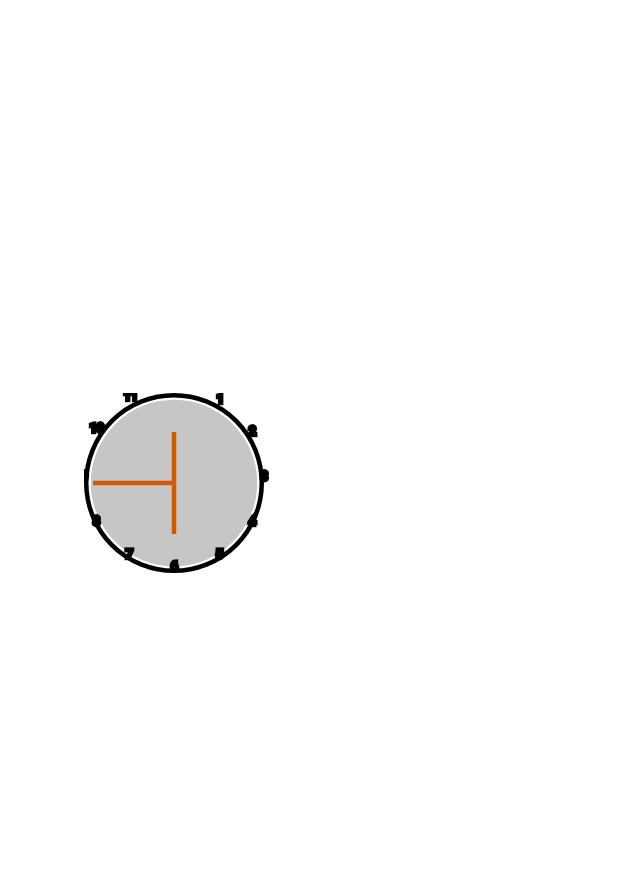
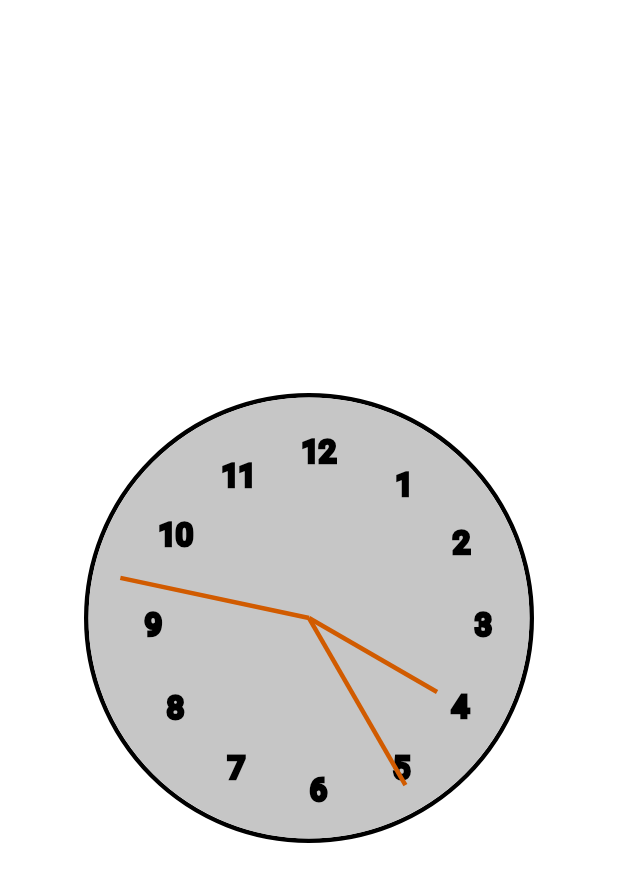
Before and after one commit to Kunkhozhaev/ClockView, an Android app: the layout activity_main.xml on its own in the app's theme, with its tools: preview values and no code run, on a phone screen of 412 x 824 dp. Shown: the top 882 px of the screen. Run offline under Robolectric (Android 15) with nearby library versions, the phone set to English and light mode, and no system bars.

Commit message:
Numerals added, view constraints fixed

```diff
--- a/app/src/main/java/ru/nurdaulet/clockview/ClockView.kt
+++ b/app/src/main/java/ru/nurdaulet/clockview/ClockView.kt
@@ -1,6 +1,5 @@
 package ru.nurdaulet.clockview
 
-import android.R.attr.radius
 import android.content.Context
 import android.graphics.Canvas
 import android.graphics.Color
@@ -8,6 +7,7 @@ import android.graphics.Paint
 import android.graphics.Rect
 import android.os.Parcelable
 import android.util.AttributeSet
+import android.util.Log
 import android.util.TypedValue
 import android.view.View
 import androidx.core.content.ContextCompat
@@ -15,7 +15,6 @@ import kotlinx.parcelize.IgnoredOnParcel
 import kotlinx.parcelize.Parcelize
 import kotlin.math.cos
 import kotlin.math.sin
-
 
 private const val CLOCK_DEFAULT_HOUR_VALUE = 0
 private const val CLOCK_DEFAULT_MINUTE_VALUE = 30
@@ -40,12 +39,15 @@ class ClockView
     defStyleAttr: Int = R.attr.clockViewStyle,
     defStyleRs: Int = R.style.ClockViewStyle
 ) : View(context, attrs, defStyleAttr, defStyleRs) {
+    private var viewHeight = 0
+    private var viewWidth = 0
     private var hourValue = 0
     private var minuteValue = 0
     private var secondsValue = 0
     private var clockRadius = 0f
     private var handTruncation = 0f
     private var hourHandTruncation = 0f
+    private var fontSize = 0f
     private val numberRect = Rect()
 
     private val clockNumberTextColor: Paint by lazy {
@@ -156,8 +158,13 @@ class ClockView
         hourHandTruncation = min / 7
         paint = Paint()
         isInit = true*/
-        handTruncation = clockRadius / 10
-        hourHandTruncation = clockRadius / 3
+
+        handTruncation = clockRadius / 7
+        hourHandTruncation = clockRadius / 5
+        fontSize = TypedValue.applyDimension(
+            TypedValue.COMPLEX_UNIT_SP, 20f,
+            resources.displayMetrics
+        )
     }
 
     /*private fun initRectangles() {
@@ -181,8 +188,8 @@ class ClockView
     override fun onMeasure(widthMeasureSpec: Int, heightMeasureSpec: Int) {
         super.onMeasure(widthMeasureSpec, heightMeasureSpec)
 
-        val desiredWidth = context.toDp(clockRadius * 2).toInt()
-        val desiredHeight = context.toDp(clockRadius * 2).toInt()
+        val desiredWidth = (clockRadius * 2).toInt()
+        val desiredHeight = (clockRadius * 2).toInt()
         setMeasuredDimension(
             resolveSize(desiredWidth, widthMeasureSpec) + paddingLeft + paddingRight,
             resolveSize(desiredHeight, heightMeasureSpec) + paddingTop + paddingBottom
@@ -213,25 +220,27 @@ class ClockView
         canvas?.drawCircle(
             clockRadius,
             clockRadius,
-            clockRadius - clockStrokeColor.strokeWidth / 2 - clockBackgroundColor.strokeWidth,
+            clockRadius - clockStrokeColor.strokeWidth / 2 - clockBackgroundColor.strokeWidth / 2,
             clockBackgroundColor
         )
     }
 
     private fun drawNumbers(canvas: Canvas?) {
+        clockNumberTextColor.textSize = fontSize
         for (number in numberList) {
             clockNumberTextColor.getTextBounds(number, 0, number.length, numberRect)
             val angle = Math.PI / 6 * (number.toInt() - 3)
-            val x = (clockRadius + cos(angle) * clockRadius - numberRect.width() / 2).toFloat()
-            val y = (clockRadius + sin(angle) * clockRadius - numberRect.width() / 2).toFloat()
+            //TODO Fix magin numbers 8, 24, -60
+            val x = (clockRadius + 8 + cos(angle) * (clockRadius - 60) - numberRect.width() / 2).toFloat()
+            val y = (clockRadius + 24 + sin(angle) * (clockRadius - 60) - numberRect.width() / 2).toFloat()
             canvas?.drawText(number, x, y, clockNumberTextColor)
         }
     }
 
     private fun drawClockArrows(canvas: Canvas?) {
         drawArrow(canvas, (hourValue + minuteValue / 60) * 5f, true)
-        drawArrow(canvas, (minuteValue + secondsValue / 60) * 5f, true)
-        drawArrow(canvas, secondsValue * 5f, false)
+        drawArrow(canvas, minuteValue.toFloat(), false)
+        drawArrow(canvas, secondsValue.toFloat(), false)
     }
 
     private fun drawArrow(canvas: Canvas?, loc: Float, isHour: Boolean) {
--- a/app/src/main/res/layout/activity_main.xml
+++ b/app/src/main/res/layout/activity_main.xml
@@ -7,12 +7,13 @@
     tools:context=".MainActivity">
 
     <ru.nurdaulet.clockview.ClockView
-        android:layout_height="300dp"
-        android:layout_width="300dp"
+        android:layout_height="wrap_content"
+        android:layout_width="wrap_content"
         app:layout_constraintBottom_toBottomOf="parent"
         app:layout_constraintEnd_toEndOf="parent"
         app:layout_constraintStart_toStartOf="parent"
         app:layout_constraintTop_toTopOf="parent"
+        android:padding="20dp"
         />
 
 </androidx.constraintlayout.widget.ConstraintLayout>
--- a/app/src/main/res/values/custom_clock_view.xml
+++ b/app/src/main/res/values/custom_clock_view.xml
@@ -18,9 +18,9 @@
         <item name="clockArrowColor">@color/orange</item>
         <item name="clockNumberTextColor">@color/black</item>
         <item name="clockBackgroundColor">@color/gray</item>
-        <item name="clockRadius">60dp</item>
-        <item name="hourValue">0</item>
-        <item name="minuteValue">30</item>
-        <item name="secondsValue">45</item>
+        <item name="clockRadius">150dp</item>
+        <item name="hourValue">4</item>
+        <item name="minuteValue">47</item>
+        <item name="secondsValue">25</item>
     </style>
 </resources>
```
